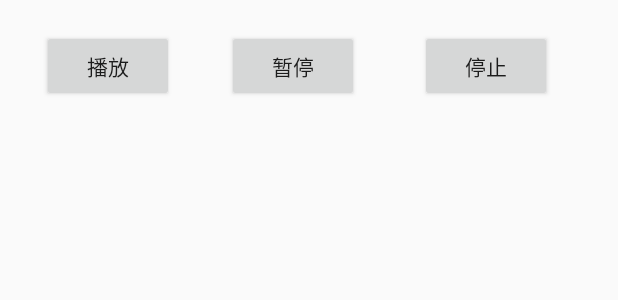
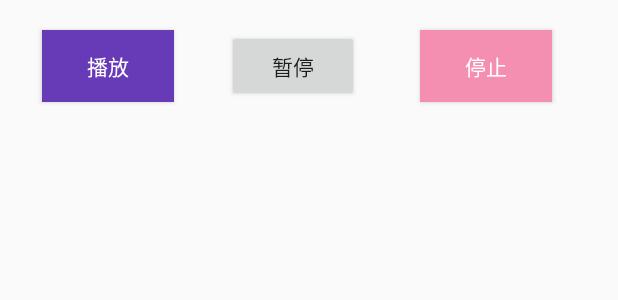
Before and after one commit to qiuuu/Listening, an Android app: the layout three_fragment.xml on its own in the app's theme, with its tools: preview values and no code run, on a phone screen of 412 x 824 dp. Shown: the top 300 px of the screen. Run offline under Robolectric (Android 15) with nearby library versions, the phone set to English and light mode, and no system bars; plain views replace NativeExpressAdView.

Commit message:
change button color

```diff
--- a/app/src/main/res/layout/three_fragment.xml
+++ b/app/src/main/res/layout/three_fragment.xml
@@ -35,6 +35,8 @@
         android:layout_marginLeft="28dp"
         android:layout_marginTop="20dp"
         android:text="播放"
+        android:textColor="@color/white"
+        android:background="@color/deepPurple"
         app:layout_constraintBottom_toTopOf="@+id/content"
         app:layout_constraintLeft_toLeftOf="parent"
         app:layout_constraintTop_toBottomOf="@+id/adPlayView"
@@ -52,6 +54,8 @@
         android:layout_marginRight="44dp"
         android:layout_marginTop="20dp"
         android:text="停止"
+        android:textColor="@color/white"
+        android:background="@color/pink"
         app:layout_constraintBottom_toTopOf="@+id/content"
         app:layout_constraintRight_toRightOf="parent"
         app:layout_constraintTop_toBottomOf="@+id/adPlayView"
```
